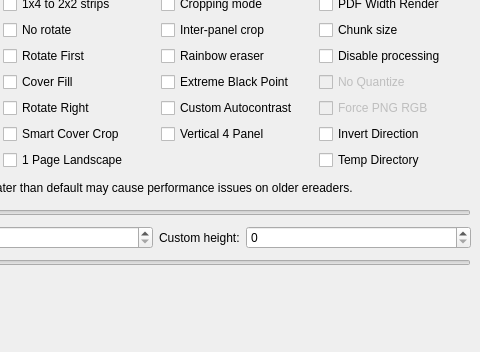
First picture: the form in gui/KCC.ui, repository ciromattia/kcc, before the edit; both pictures show x 164 to 644 and y 465 to 817 of the 644 by 817 pixel window.
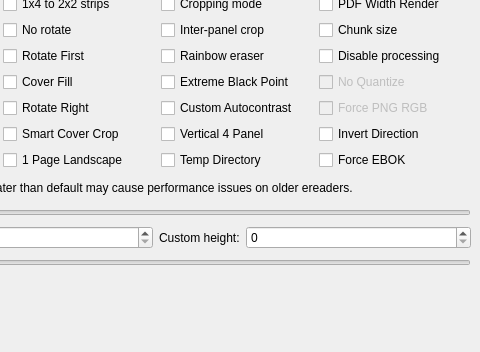
Second picture: the form after the edit. Icons and pictures are not drawn.

Commit message: add force ebok option

The edit to the form file:
```diff
--- a/gui/KCC.ui
+++ b/gui/KCC.ui
@@ -635,16 +635,6 @@
          </property>
         </widget>
        </item>
-       <item row="10" column="3">
-        <widget class="QCheckBox" name="tempDirBox">
-         <property name="toolTip">
-          <string>&lt;html&gt;&lt;head/&gt;&lt;body&gt;&lt;p&gt;&lt;span style=&quot; font-weight:600; text-decoration: underline;&quot;&gt;Unchecked - Main Drive&lt;br/&gt;&lt;/span&gt;Use dedicated temporary directory on main OS drive.&lt;/p&gt;&lt;p&gt;&lt;span style=&quot; font-weight:600; text-decoration: underline;&quot;&gt;Checked - Source File Drive&lt;br/&gt;&lt;/span&gt;Create temporary file directory on source file drive.&lt;/p&gt;&lt;/body&gt;&lt;/html&gt;</string>
-         </property>
-         <property name="text">
-          <string>Temp Directory</string>
-         </property>
-        </widget>
-       </item>
        <item row="10" column="1">
         <widget class="QCheckBox" name="onePageLandscapeBox">
          <property name="toolTip">
@@ -971,6 +961,29 @@
          </property>
          <property name="placeholderText">
           <string>EPUB language</string>
+         </property>
+         <property name="clearButtonEnabled">
+          <bool>false</bool>
+         </property>
+        </widget>
+       </item>
+       <item row="10" column="2">
+        <widget class="QCheckBox" name="tempDirBox">
+         <property name="toolTip">
+          <string>&lt;html&gt;&lt;head/&gt;&lt;body&gt;&lt;p&gt;&lt;span style=&quot; font-weight:600; text-decoration: underline;&quot;&gt;Unchecked - Main Drive&lt;br/&gt;&lt;/span&gt;Use dedicated temporary directory on main OS drive.&lt;/p&gt;&lt;p&gt;&lt;span style=&quot; font-weight:600; text-decoration: underline;&quot;&gt;Checked - Source File Drive&lt;br/&gt;&lt;/span&gt;Create temporary file directory on source file drive.&lt;/p&gt;&lt;/body&gt;&lt;/html&gt;</string>
+         </property>
+         <property name="text">
+          <string>Temp Directory</string>
+         </property>
+        </widget>
+       </item>
+       <item row="10" column="3">
+        <widget class="QCheckBox" name="ebokBox">
+         <property name="toolTip">
+          <string>&lt;html&gt;&lt;head/&gt;&lt;body&gt;&lt;p&gt;Force Kindle MOBI to be be tagged as EBOK instead of PDOC.&lt;/p&gt;&lt;p&gt;This may cause USB loaded books to be deleted if you go online after a month offline.&lt;/p&gt;&lt;/body&gt;&lt;/html&gt;</string>
+         </property>
+         <property name="text">
+          <string>Force EBOK</string>
          </property>
         </widget>
        </item>
```
Left out of the diff: 3 changed lines with no effect on the pictures. The commit also changes 4 other files.
